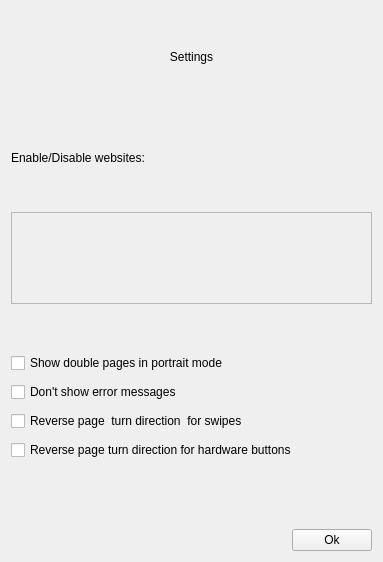
This is widgets/settingsdialog.ui in Rain92/UltimateMangaReader as Qt 5 draws it before an edit. The edited form follows.
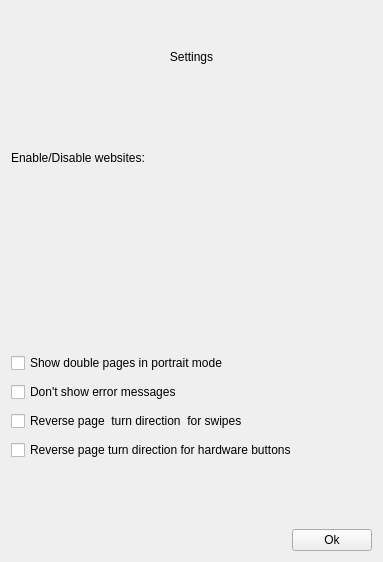
This is the edited form.

Patch:
```diff
--- a/widgets/settingsdialog.ui
+++ b/widgets/settingsdialog.ui
@@ -46,10 +46,13 @@
       </sizepolicy>
      </property>
      <property name="frameShape">
-      <enum>QFrame::StyledPanel</enum>
+      <enum>QFrame::NoFrame</enum>
      </property>
      <property name="frameShadow">
-      <enum>QFrame::Raised</enum>
+      <enum>QFrame::Plain</enum>
+     </property>
+     <property name="lineWidth">
+      <number>0</number>
      </property>
      <layout class="QVBoxLayout" name="verticalLayout_2">
       <property name="spacing">
```
